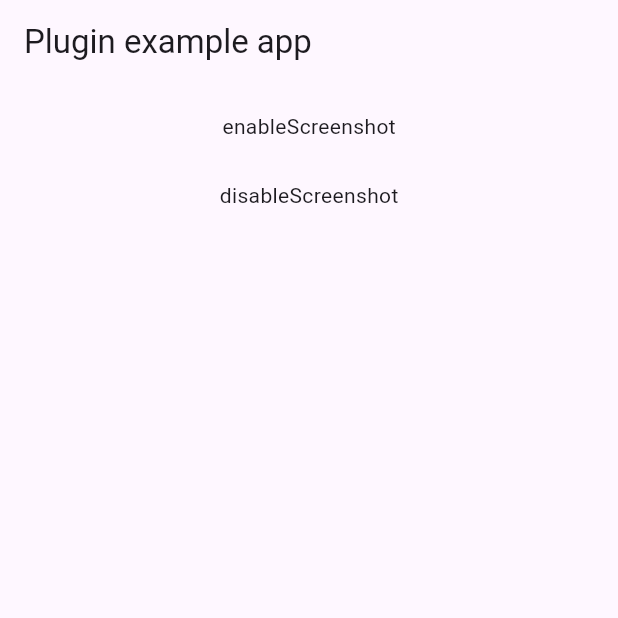
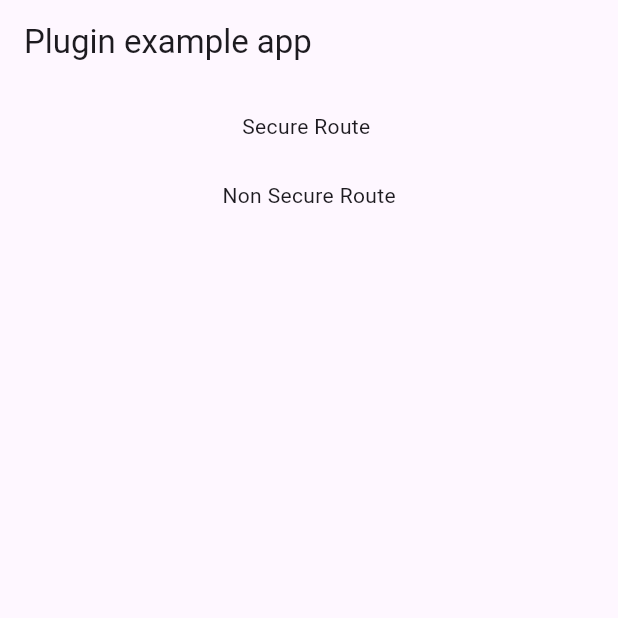
Before and after one commit to Oauth-Celestial/zo_screenshot, a Flutter app: the screen it shows after launch, on a phone screen of 412 x 824 dp, the top half of it. Run offline on Flutter 3.47's test engine with Material 3 defaults, Android fonts, the light colour scheme and no system bars; our stand-ins replace plugin_platform_interface.

Commit message:
Updated docs

```diff
--- a/example/lib/main.dart
+++ b/example/lib/main.dart
@@ -1,7 +1,6 @@
 import 'package:flutter/material.dart';
-import 'package:zo_screenshot/observer/zo_navigator_observer.dart';
+
 import 'package:zo_screenshot/zo_screenshot.dart';
-import 'package:zo_screenshot_example/test_screen.dart';
 
 void main() {
   runApp(const MyApp());
@@ -18,13 +17,8 @@ class _MyAppState extends State<MyApp> {
   @override
   Widget build(BuildContext context) {
     return MaterialApp(
-      navigatorObservers: [
-        ZoNavigatorObserver(
-            isClassRouteStyle: true, secureClassRouteList: [TestScreen])
-      ],
       home: ZoScreenShotWrapper(
         disableScreenShot: false,
-        showBackgroundPreview: true,
         backgroundPreviewWidget: Container(
           decoration: BoxDecoration(
             gradient: LinearGradient(
@@ -96,13 +90,15 @@ class _ExampleState extends State<Example> {
               // _zoScreenshotPlugin.enableScreenshot();
               // showSnackBar(context, "Screenshot enabled");
 
-              Navigator.push(context,
-                  MaterialPageRoute(builder: (context) => TestScreen()));
+              // Navigator.push(context,
+              //     MaterialPageRoute(builder: (context) => TestScreen()));
+
+              Navigator.pushNamed(context, "/secureRoute");
             },
             child: Container(
               child: Padding(
                 padding: const EdgeInsets.all(8.0),
-                child: Text("enableScreenshot"),
+                child: Text("Secure Route "),
               ),
             ),
           ),
@@ -111,13 +107,12 @@ class _ExampleState extends State<Example> {
           ),
           InkWell(
             onTap: () {
-              disableScreenShot();
-              showSnackBar(context, "Screenshot disabled");
+              Navigator.pushNamed(context, "/nonSecureRoute");
             },
             child: Container(
               child: Padding(
                 padding: const EdgeInsets.all(8.0),
-                child: Text("disableScreenshot"),
+                child: Text("Non Secure Route"),
               ),
             ),
           )
--- a/lib/observer/zo_navigator_observer.dart
+++ b/lib/observer/zo_navigator_observer.dart
@@ -2,17 +2,15 @@
 import 'package:flutter/material.dart';
 import 'package:zo_screenshot/zo_screenshot.dart';
 
+enum NavigationStyle { namedRoute, classRoute }
+
 class ZoNavigatorObserver extends NavigatorObserver {
-  bool isNamedRouteStyle;
-
-  bool isClassRouteStyle;
-
+  final NavigationStyle navigationStyle;
   List<String> secureNamedRouteList;
 
   List<Type> secureClassRouteList;
   ZoNavigatorObserver({
-    this.isNamedRouteStyle = false,
-    this.isClassRouteStyle = false,
+    required this.navigationStyle,
     this.secureNamedRouteList = const [],
     this.secureClassRouteList = const [],
   });
@@ -26,7 +24,7 @@ class ZoNavigatorObserver extends NavigatorObserver {
   }
 
   processRouteInfo(Route? currentRoute) {
-    if (isClassRouteStyle) {
+    if (navigationStyle == NavigationStyle.classRoute) {
       if (currentRoute is MaterialPageRoute) {
         final widget = currentRoute.builder(currentRoute.navigator!.context);
         if (secureClassRouteList.contains(widget.runtimeType)) {
@@ -37,7 +35,7 @@ class ZoNavigatorObserver extends NavigatorObserver {
       }
     }
 
-    if (isNamedRouteStyle) {
+    if (navigationStyle == NavigationStyle.namedRoute) {
       if (currentRoute?.settings.name != null) {
         if (secureNamedRouteList.contains(currentRoute?.settings.name)) {
           disableScreenshot();
```
Also changed, not shown: example/lib/non_secure.dart (added, +16 -0 lines), example/lib/secure_route.dart (renamed from example/lib/test_screen.dart, +9 -5 lines), 5 other files.
